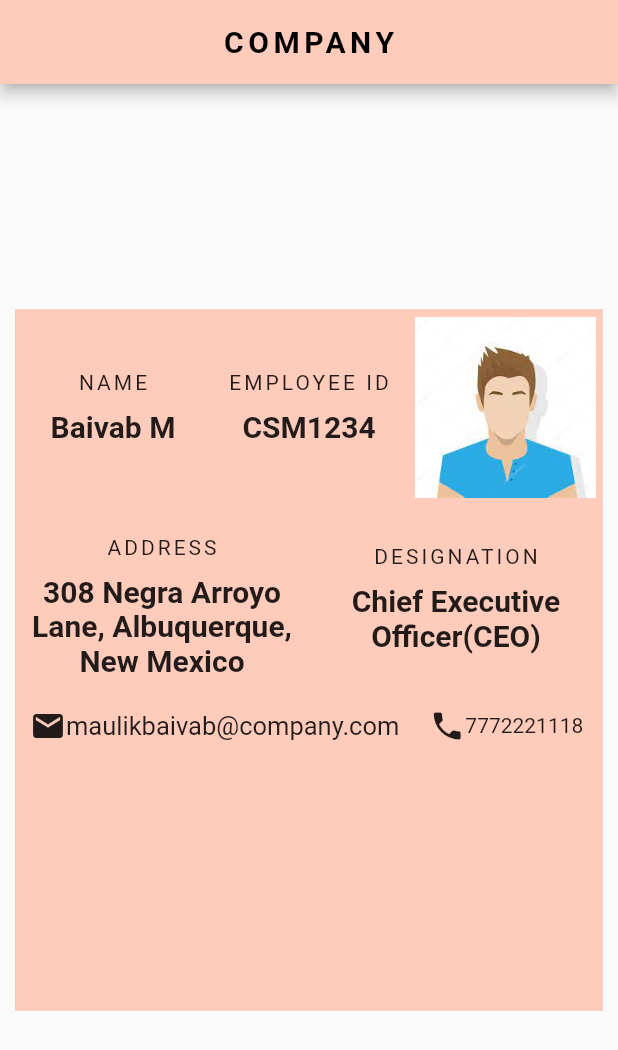
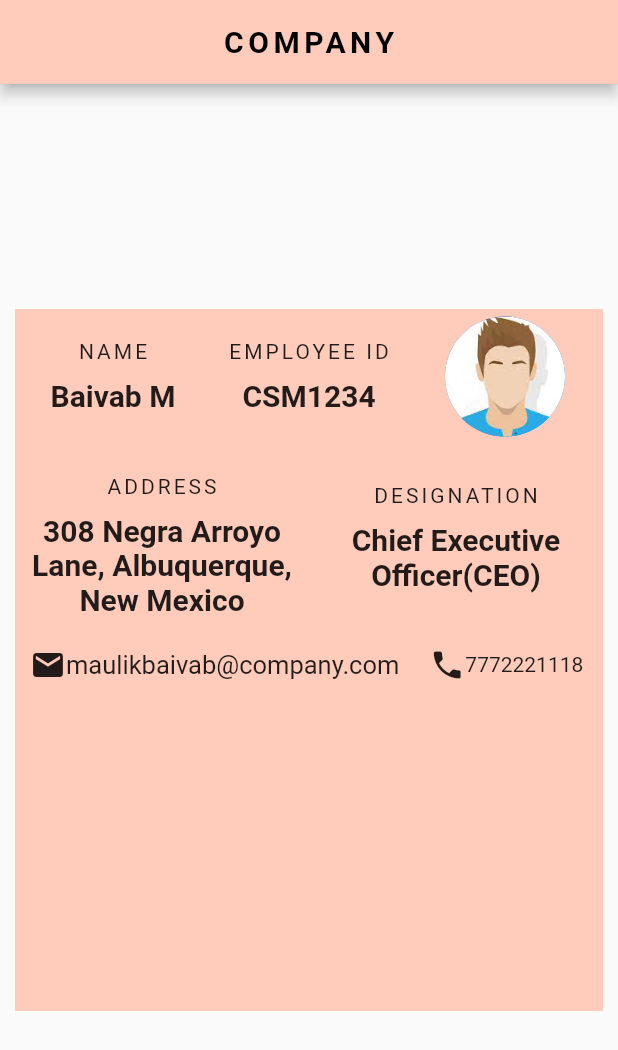
Before and after one commit to bml13052000/flutter_app_demo, a Flutter app: the screen it shows after launch, on a phone screen of 412 x 824 dp. Shown: the top 1050 px of the screen. Run offline on Flutter 3.47's test engine with Material 2 defaults, Android fonts, the phone set to English and light mode, and no system bars.

```diff
--- a/lib/id_cart.dart
+++ b/lib/id_cart.dart
@@ -88,15 +88,18 @@ class identityCard extends StatelessWidget {
                     //alignment: Alignment.center,
                     padding: EdgeInsets.all(5),
                     color: Colors.deepOrange[100],
-                    child: Image.asset("Assets/Avatar_male.jpg",
-                      // width: 75,
-                      // height: 100,
-
+                    child: CircleAvatar(
+                      backgroundImage: AssetImage("Assets/Avatar_male.jpg"),
+                      radius: 40,
                     )
                   ),
                 )
               ],
             ),
+          /*    Divider(
+                height: 20,
+                color: Colors.grey[600],
+              ),*/
               Row(
                 children: [
                   Expanded(
```
